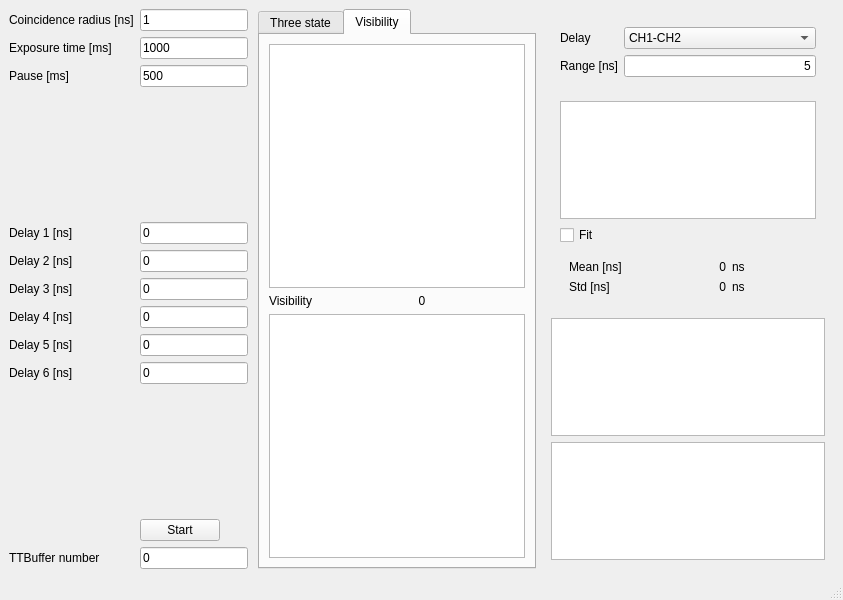
The window that monitor.ui (qLuxor/pylabtools) describes before a commit, drawn with Qt 5.
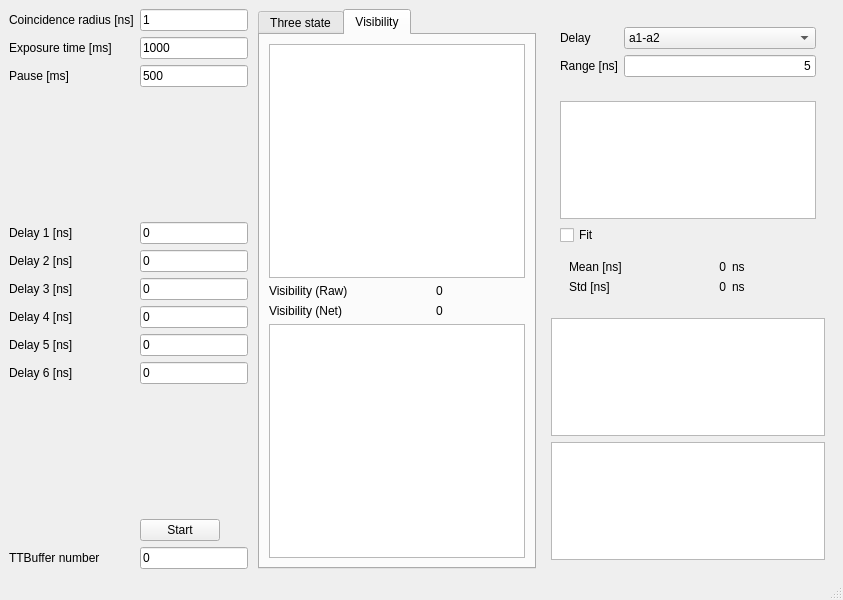
The same window after the commit. The open tabs and pages were chosen to show the change. Custom widgets are drawn as their Qt base class.

Commit message: Add all views except gaussian fit

Diff of the .ui file:
```diff
--- a/monitor.ui
+++ b/monitor.ui
@@ -366,14 +366,11 @@
          <widget class="QGraphicsView" name="pltSingleVis"/>
         </item>
         <item>
-         <layout class="QFormLayout" name="formLayout_4">
-          <property name="fieldGrowthPolicy">
-           <enum>QFormLayout::AllNonFixedFieldsGrow</enum>
-          </property>
+         <layout class="QFormLayout" name="formLayout_5">
           <item row="0" column="0">
            <widget class="QLabel" name="lblRate_2">
             <property name="text">
-             <string>Visibility</string>
+             <string>Visibility (Raw)</string>
             </property>
            </widget>
           </item>
@@ -390,6 +387,23 @@
             </property>
            </widget>
           </item>
+          <item row="1" column="0">
+           <widget class="QLabel" name="label_20">
+            <property name="text">
+             <string>Visibility (Net)</string>
+            </property>
+           </widget>
+          </item>
+          <item row="1" column="1">
+           <widget class="QLabel" name="lblVisNet">
+            <property name="text">
+             <string>0</string>
+            </property>
+            <property name="alignment">
+             <set>Qt::AlignCenter</set>
+            </property>
+           </widget>
+          </item>
          </layout>
         </item>
         <item>
@@ -426,11 +440,6 @@
           </item>
           <item row="0" column="1">
            <widget class="QComboBox" name="cmbChannels">
-            <item>
-             <property name="text">
-              <string>CH1-CH2</string>
-             </property>
-            </item>
             <item>
              <property name="text">
               <string>a1-a2</string>
```
Left out of the diff: 17 changed lines with no effect on the pictures. The commit also changes 1 other file.
